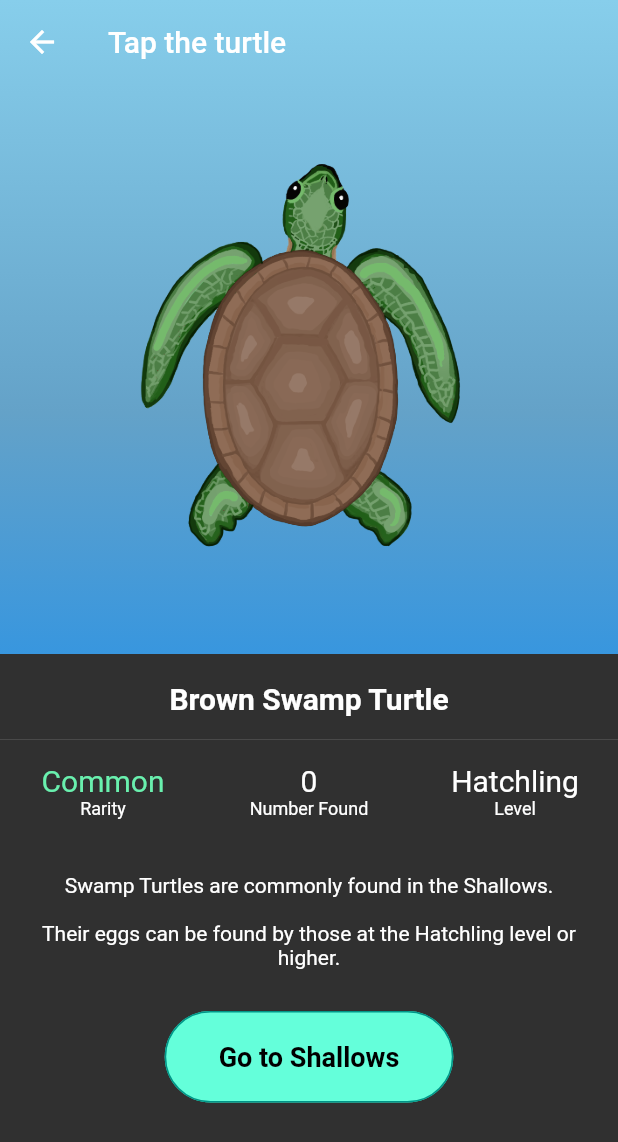
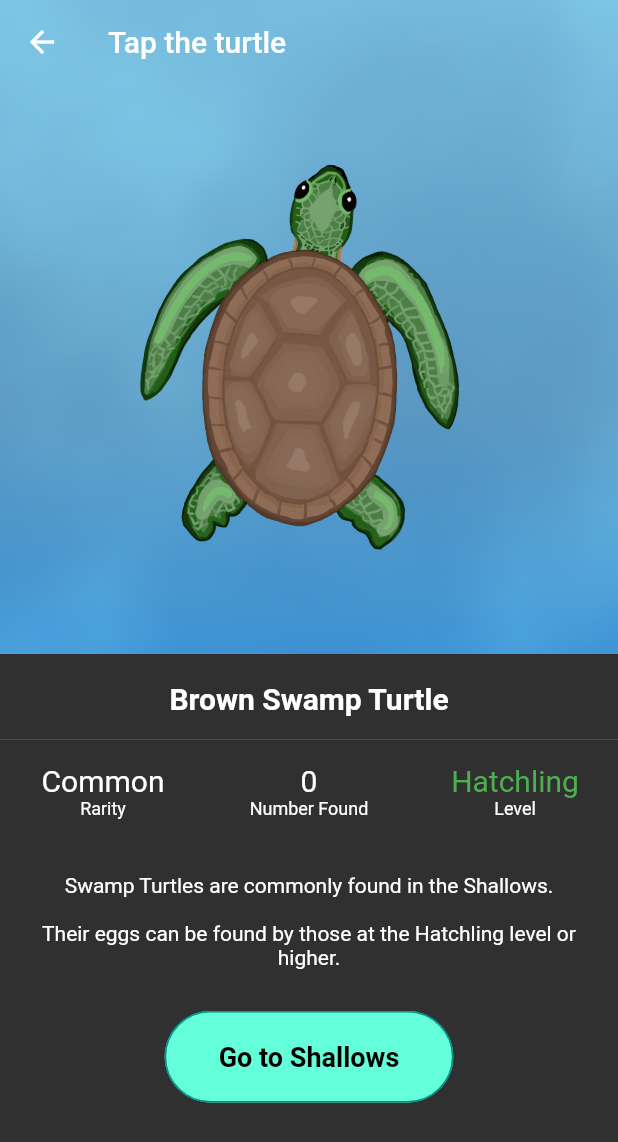
Before and after one commit to jakebildy/lotus, a Flutter app: the TurtleDetailsPage screen opened directly with empty values, on a phone screen of 412 x 824 dp. Shown: the top 1142 px of the screen. Run offline on Flutter 3.47's test engine with Material 2 defaults, Android fonts, the phone set to English and light mode, and no system bars; our stand-ins replace audioplayers, circular_countdown_timer, data_connection_checker, firebase_core, firebase_messaging, fl_chart and 13 more; missing offline and left inert: flame, flame_audio, heap_flutter_bridge, ocarina; accounts and stored records are empty; network calls fail.

Commit message:
:fire: improved turtles to be more engaging

```diff
--- a/meditate_app/lib/components/locked_turtle.dart
+++ b/meditate_app/lib/components/locked_turtle.dart
@@ -9,7 +9,7 @@ class LockedTurtle extends StatelessWidget {
   @override
   Widget build(BuildContext context) {
     return Opacity(
-      opacity: 0.2,
+      opacity: 0.3,
       child: Stack(
         children: [
           Image.asset("assets/images/turtles/swim/swim1.png"),
--- a/meditate_app/lib/pages/turtle_details_page.dart
+++ b/meditate_app/lib/pages/turtle_details_page.dart
@@ -1,3 +1,5 @@
+import 'dart:async';
+
 import 'package:flutter/material.dart';
 import 'package:flutter/services.dart';
 import 'package:get/get.dart';
@@ -7,6 +9,8 @@ import 'package:meditate_app/controllers/user_controller.dart';
 import 'package:meditate_app/flame/turtlegame.dart';
 import 'package:meditate_app/services/heap_service.dart';
 import 'package:meditate_app/util/turtles.dart';
+import 'package:meditate_app/util/util.dart';
+import 'dart:math' as math;
 
 class TurtleDetailsPage extends StatefulWidget {
   final int id;
@@ -18,7 +22,73 @@ class TurtleDetailsPage extends StatefulWidget {
   State<TurtleDetailsPage> createState() => _TurtleDetailsPageState();
 }
 
-class _TurtleDetailsPageState extends State<TurtleDetailsPage> {
+class _TurtleDetailsPageState extends State<TurtleDetailsPage>
+    with SingleTickerProviderStateMixin {
+  // Every 3 seconds, change a value swimState from 1 to 2
+  int swimState = 1;
+  Timer? _timer; // Declare a Timer
+  late AnimationController _animationController;
+  late Animation<double> _angleAnimation;
+  final _random = math.Random();
+
+  @override
+  void initState() {
+    super.initState();
+    _scheduleRandomTimer();
+
+    // Initialize the AnimationController
+    _animationController = AnimationController(
+      duration: const Duration(seconds: 3), // Duration of the smooth transition
+      vsync: this,
+    );
+
+    // Initialize the angleAnimation
+    _angleAnimation = Tween<double>(begin: -10, end: 10).animate(
+      CurvedAnimation(parent: _animationController, curve: Curves.linear),
+    );
+
+    // Randomly change the angle every few seconds smoothly
+    _animationController.forward();
+    _animationController.addStatusListener((status) {
+      if (status == AnimationStatus.completed) {
+        double newEnd = _random.nextDouble() * 20 -
+            10; // Generate a random target between -10 and 10
+        _angleAnimation = Tween<double>(
+          begin: _angleAnimation.value, // Start from the current value
+          end: newEnd,
+        ).animate(CurvedAnimation(
+            parent: _animationController, curve: Curves.linear));
+
+        _animationController
+          ..reset() // Reset the controller
+          ..forward(); // Start the animation towards the new value
+      }
+    });
+  }
+
+  void _scheduleRandomTimer() {
+    // Cancel the existing timer if it exists
+    _timer?.cancel();
+
+    // Schedule a new timer with a random interval
+    _timer = Timer(Duration(milliseconds: _random.nextInt(2500) + 500), () {
+      setState(() {
+        // Toggle swimState between 1 and 2
+        swimState = swimState == 1 ? 2 : 1;
+      });
+
+      // Schedule the next timer with a new random interval
+      _scheduleRandomTimer();
+    });
+  }
+
+  @override
+  void dispose() {
+    _timer?.cancel(); // Cancel the timer when the widget is disposed of
+    _animationController.dispose();
+    super.dispose();
+  }
+
   @override
   Widget build(BuildContext context) {
     GameController gameController = Get.find();
@@ -45,6 +115,15 @@ class _TurtleDetailsPageState extends State<TurtleDetailsPage> {
         )),
         child: Stack(
           children: [
+            Opacity(
+              opacity: 0.3,
+              child: Image.asset(
+                "assets/images/game/water_2.gif",
+                height: MediaQuery.of(context).size.height,
+                width: MediaQuery.of(context).size.width,
+                fit: BoxFit.cover,
+              ),
+            ),
             Positioned.fill(
                 child: FloatingBubbles.alwaysRepeating(
               noOfBubbles: 20,
@@ -77,10 +156,18 @@ class _TurtleDetailsPageState extends State<TurtleDetailsPage> {
                     },
                     child: Hero(
                         tag: "turtle-${widget.id}",
+                        child: AnimatedBuilder(
+                            animation: _angleAnimation,
+                            builder: (context, child) {
+                              return (Transform.rotate(
+                                angle: _angleAnimation.value * math.pi / 180,
                                 child: Stack(
                                   alignment: Alignment.center,
                                   children: [
-                            Image.asset("assets/images/turtles/swim/swim1.png"),
+                                    Image.asset(
+                                        "assets/images/turtles/swim/swim" +
+                                            swimState.toString() +
+                                            ".png"),
                                     widget.id != 21
                                         ? Container()
                                         : Image.asset(
@@ -99,15 +186,15 @@ class _TurtleDetailsPageState extends State<TurtleDetailsPage> {
                                         : Image.asset(
                                             "assets/images/turtles/10_overlay.png"),
                                   ],
-                        )),
+                                ),
+                              ));
+                            })),
                   ),
                 ),
                 const SizedBox(
                   height: 40,
                 ),
-                Padding(
-                  padding: const EdgeInsets.all(0.0),
-                  child: Container(
+                Container(
                     color: Colors.grey[850],
                     child: Column(
                       children: [
@@ -142,15 +229,7 @@ class _TurtleDetailsPageState extends State<TurtleDetailsPage> {
                                             ? "Rare"
                                             : "Legendary",
                                     style: TextStyle(
-                                        fontSize: 20,
-                                        color: TURTLES[widget.id].rarity ==
-                                                Rarity.COMMON
-                                            ? Colors.greenAccent
-                                            : TURTLES[widget.id].rarity ==
-                                                    Rarity.RARE
-                                                ? Colors.cyan
-                                                : Colors.yellow,
-                                      ),
+                                        fontSize: 20, color: Colors.white),
                                   ),
                                   const Text(
                                     "Rarity",
@@ -192,15 +271,16 @@ class _TurtleDetailsPageState extends State<TurtleDetailsPage> {
                                   Text(
                                     TURTLES[widget.id].tier == Tier.ORANGE
                                         ? "Hatchling"
-                                          : TURTLES[widget.id].tier ==
-                                                  Tier.YELLOW
+                                        : TURTLES[widget.id].tier == Tier.YELLOW
                                             ? "Champion"
                                             : TURTLES[widget.id].tier ==
                                                     Tier.BLUE
                                                 ? "Expert"
                                                 : "Turtlemaster",
-                                      style: const TextStyle(
-                                          fontSize: 20, color: Colors.white),
+                                    style: TextStyle(
+                                        fontSize: 20,
+                                        color:
+                                            tierColor(TURTLES[widget.id].tier)),
                                   ),
                                   const Text(
                                     "Level",
@@ -261,7 +341,6 @@ class _TurtleDetailsPageState extends State<TurtleDetailsPage> {
                         )
                       ],
                     )),
-                ),
               ],
             ),
           ],
--- a/meditate_app/pubspec.yaml
+++ b/meditate_app/pubspec.yaml
@@ -15,7 +15,7 @@ publish_to: "none" # Remove this line if you wish to publish to pub.dev
 # In iOS, build-name is used as CFBundleShortVersionString while build-number used as CFBundleVersion.
 # Read more about iOS versioning at
 # https://developer.apple.com/library/archive/documentation/General/Reference/InfoPlistKeyReference/Articles/CoreFoundationKeys.html
-version: 4.1.1+23
+version: 4.1.1+24
 
 environment:
   sdk: ">=2.17.5 <3.0.0"
```
Also changed, not shown: meditate_app/lib/components/turtle_card.dart (+19 -15 lines), meditate_app/lib/components/turtle_category.dart (+24 -22 lines), meditate_app/lib/controllers/user_controller.dart (+8 -0 lines), meditate_app/lib/pages/loading_page.dart (+9 -0 lines), meditate_app/lib/pages/turtle_category_page.dart (+14 -2 lines), 1 other file. Lines whose indentation alone changed are shown as unchanged.
